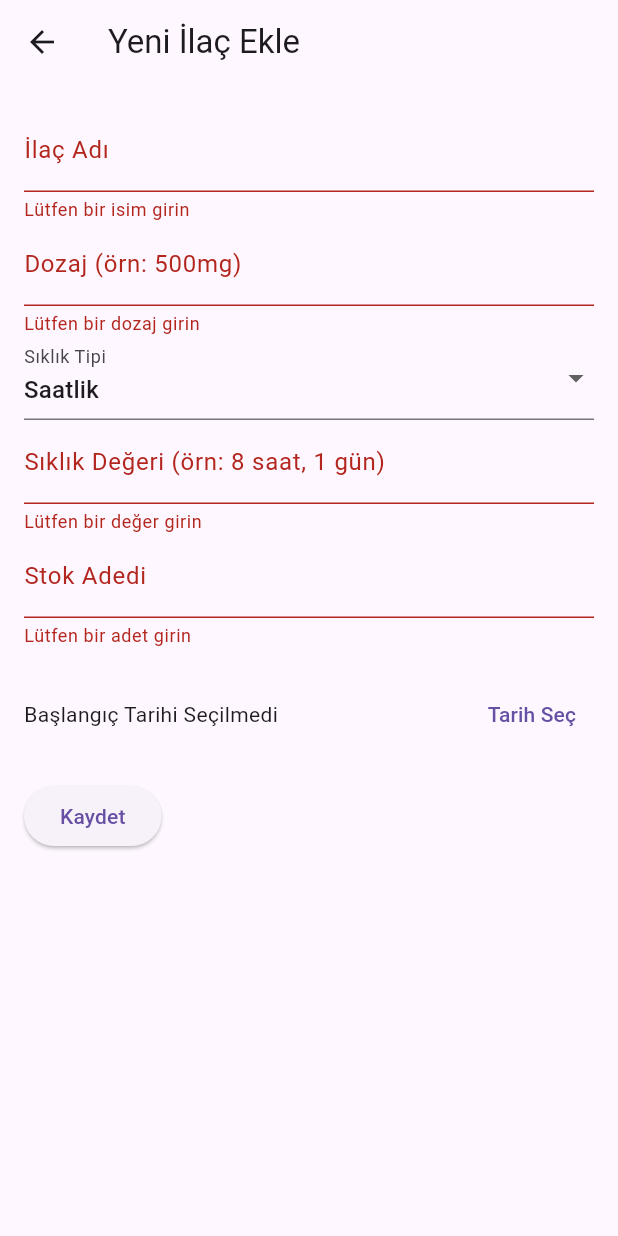
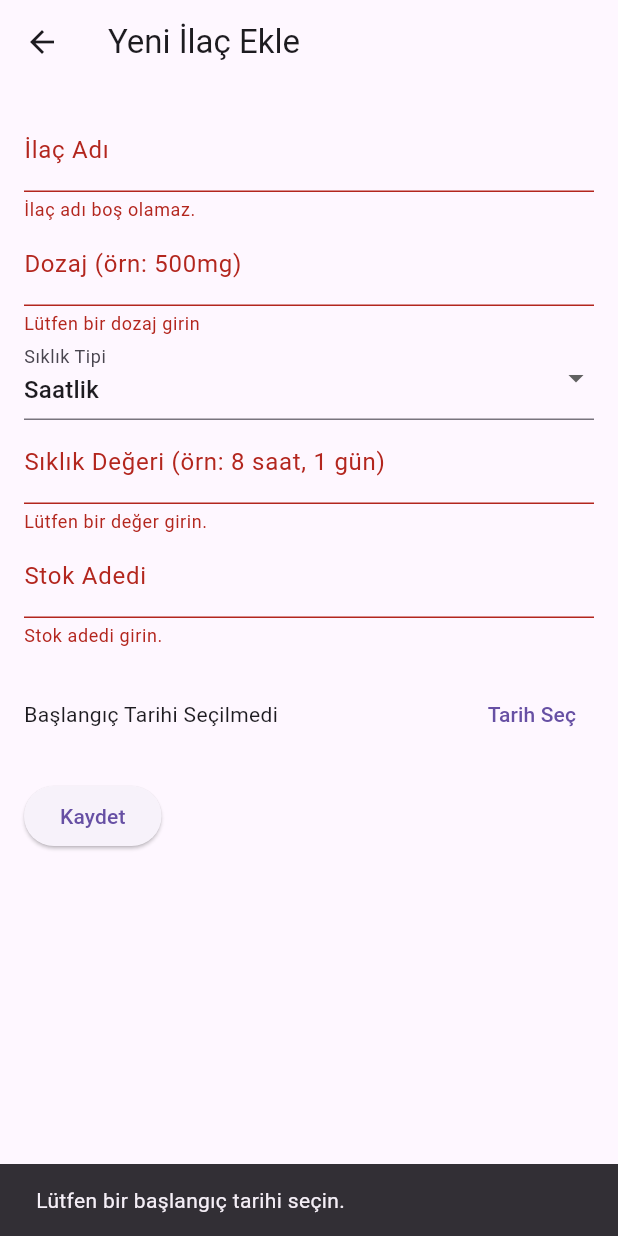
Before and after one commit to okanozen6064-creator/SuyunuTakip, a Flutter app: the AddDrugScreen screen opened directly, after a tap on "Kaydet", on a phone screen of 412 x 824 dp. Run offline on Flutter 3.47's test engine with Material 3 defaults, Android fonts, the phone set to English and light mode, and no system bars; our stand-ins replace cloud_firestore, firebase_auth, firebase_core; accounts and stored records are empty.

Commit message:
fix: İlaç ekleme formunu sağlamlaştır ve kullanıcı hatalarına karşı koru
Bu değişiklik, ilaç ekleme formunu "aptal-geçirmez" hale getirmek için GÖREV EMRİ'nde belirtilen adımları uygular.

- refactor: İlaç formuna katı girdi formatlayıcıları ve validasyon eklendi
  - 'Sıklık' ve 'Stok' alanları için `keyboardType` ve `FilteringTextInputFormatter` kullanılarak yalnızca sayı girişi zorunlu kılındı.
  - Boş alanları ve sıklık için sıfır değerini engellemek üzere validator'lar güçlendirildi.

- feat: 'Kaydet' butonu için yükleniyor durumu ve hata yönetimi eklendi
  - 'Kaydet' butonu artık asenkron işlemler sırasında çoklu tıklamaları önlemek için bir yükleme göstergesi gösteriyor.
  - `try-catch` bloğu artık olası veritabanı veya alarm servisi hatalarını yakalıyor ve donmak yerine kullanıcıya hatayı içeren bir `SnackBar` gösteriyor.
  - Başarı mesajları da `SnackBar` ile gösteriliyor.

```diff
--- a/disciplined_coach/lib/screens/add_drug_screen.dart
+++ b/disciplined_coach/lib/screens/add_drug_screen.dart
@@ -4,6 +4,7 @@ import 'package:disciplined_coach/services/alarm_service.dart';
 import 'package:disciplined_coach/services/database_service.dart';
 import 'package:firebase_auth/firebase_auth.dart';
 import 'package:flutter/material.dart';
+import 'package:flutter/services.dart';
 import 'package:provider/provider.dart';
 
 class AddDrugScreen extends StatefulWidget {
@@ -18,6 +19,7 @@ class AddDrugScreen extends StatefulWidget {
 class _AddDrugScreenState extends State<AddDrugScreen> {
   final _formKey = GlobalKey<FormState>();
   final AlarmService _alarmService = AlarmService();
+  bool _isLoading = false;
 
   // Form values
   String? _name;
@@ -58,7 +60,7 @@ class _AddDrugScreenState extends State<AddDrugScreen> {
               TextFormField(
                 initialValue: _name,
                 decoration: const InputDecoration(labelText: 'İlaç Adı'),
-                validator: (val) => val!.isEmpty ? 'Lütfen bir isim girin' : null,
+                validator: (val) => val!.isEmpty ? 'İlaç adı boş olamaz.' : null,
                 onSaved: (val) => _name = val,
               ),
               TextFormField(
@@ -82,14 +84,24 @@ class _AddDrugScreenState extends State<AddDrugScreen> {
                 initialValue: _frequencyValue?.toString(),
                 decoration: InputDecoration(labelText: 'Sıklık Değeri (örn: 8 saat, 1 gün)'),
                 keyboardType: TextInputType.number,
-                validator: (val) => val!.isEmpty ? 'Lütfen bir değer girin' : null,
+                inputFormatters: [FilteringTextInputFormatter.digitsOnly],
+                validator: (val) {
+                  if (val == null || val.isEmpty) {
+                    return 'Lütfen bir değer girin.';
+                  }
+                  if (int.tryParse(val) == 0) {
+                    return 'Geçerli bir sıklık girin (sıfırdan büyük).';
+                  }
+                  return null;
+                },
                 onSaved: (val) => _frequencyValue = int.tryParse(val!),
               ),
               TextFormField(
                 initialValue: _stockTotal?.toString(),
                 decoration: const InputDecoration(labelText: 'Stok Adedi'),
                 keyboardType: TextInputType.number,
-                validator: (val) => val!.isEmpty ? 'Lütfen bir adet girin' : null,
+                inputFormatters: [FilteringTextInputFormatter.digitsOnly],
+                validator: (val) => val!.isEmpty ? 'Stok adedi girin.' : null,
                 onSaved: (val) => _stockTotal = int.tryParse(val!),
               ),
               const SizedBox(height: 20),
@@ -108,11 +120,21 @@ class _AddDrugScreenState extends State<AddDrugScreen> {
               ),
               const SizedBox(height: 20),
               ElevatedButton(
-                onPressed: () async {
-                  if (_formKey.currentState!.validate() && _startDate != null) {
-                    _formKey.currentState!.save();
+                onPressed: _isLoading ? null : () async {
+                  if (!_formKey.currentState!.validate() || _startDate == null) {
+                    if (_startDate == null) {
+                      ScaffoldMessenger.of(context).showSnackBar(
+                        const SnackBar(content: Text('Lütfen bir başlangıç tarihi seçin.')),
+                      );
+                    }
+                    return;
+                  }
+
+                  setState(() => _isLoading = true);
+                  _formKey.currentState!.save();
+
+                  try {
                     final dbService = DatabaseService(uid: user!.uid);
-
                     final drugData = {
                       'name': _name,
                       'dosage': _dosage,
@@ -120,24 +142,38 @@ class _AddDrugScreenState extends State<AddDrugScreen> {
                       'frequencyValue': _frequencyValue,
                       'startDate': Timestamp.fromDate(_startDate!),
                       'stockTotal': _stockTotal,
-                      'stockRemaining': _stockTotal, // Initially same as total
+                      'stockRemaining': _stockTotal,
                     };
 
                     if (widget.drug == null) {
-                      // Add new drug
                       DocumentReference docRef = await dbService.addDrug(drugData);
-                      // Set first alarm
                       await _alarmService.setExactDrugAlarm(docRef.id, _startDate!);
                     } else {
-                      // Update existing drug
                       await dbService.updateDrug(widget.drug!.id, drugData);
-                      // Recalculate and set next alarm
                       await _alarmService.setExactDrugAlarm(widget.drug!.id, _startDate!);
                     }
-                    if (mounted) Navigator.pop(context);
+
+                    if (mounted) {
+                      ScaffoldMessenger.of(context).showSnackBar(
+                        const SnackBar(content: Text('İlaç başarıyla kaydedildi.')),
+                      );
+                      Navigator.pop(context);
+                    }
+                  } catch (e) {
+                    if (mounted) {
+                      ScaffoldMessenger.of(context).showSnackBar(
+                        SnackBar(content: Text('Kayıt hatası: $e')),
+                      );
+                    }
+                  } finally {
+                    if (mounted) {
+                      setState(() => _isLoading = false);
+                    }
                   }
                 },
-                child: const Text('Kaydet'),
+                child: _isLoading
+                    ? const CircularProgressIndicator(color: Colors.white)
+                    : const Text('Kaydet'),
               )
             ],
           ),
```
